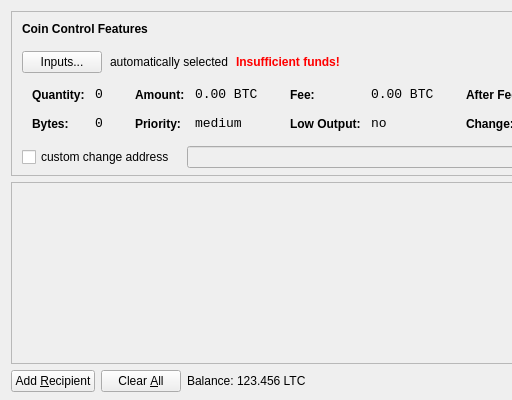
Old version of the form src/qt/forms/sendcoinsdialog.ui in the repository solidarycoin/solidarycoin; both pictures show x 0 to 512 and y 0 to 400 of the 850 by 400 pixel window.
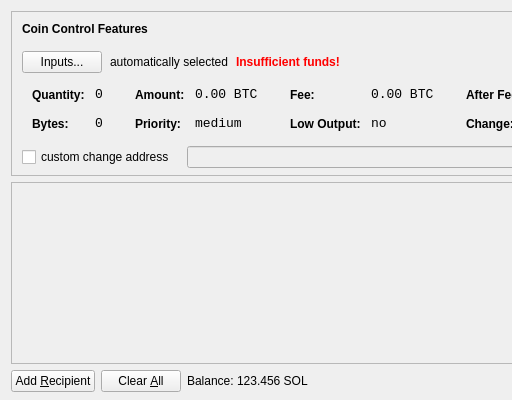
New version of the form. Icons and pictures are not drawn.

The edit to the form file:
```diff
--- a/src/qt/forms/sendcoinsdialog.ui
+++ b/src/qt/forms/sendcoinsdialog.ui
@@ -720,7 +720,7 @@
           <cursorShape>IBeamCursor</cursorShape>
          </property>
          <property name="text">
-          <string>123.456 LTC</string>
+          <string>123.456 SOL</string>
          </property>
          <property name="textInteractionFlags">
           <set>Qt::LinksAccessibleByMouse|Qt::TextSelectableByKeyboard|Qt::TextSelectableByMouse</set>
```
